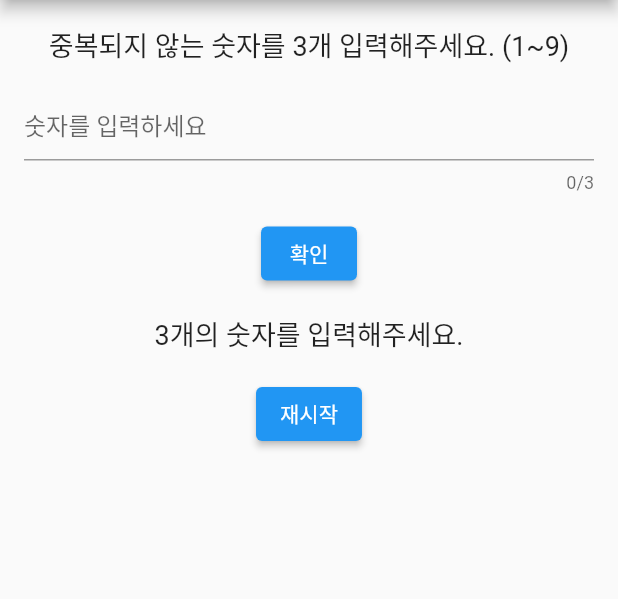
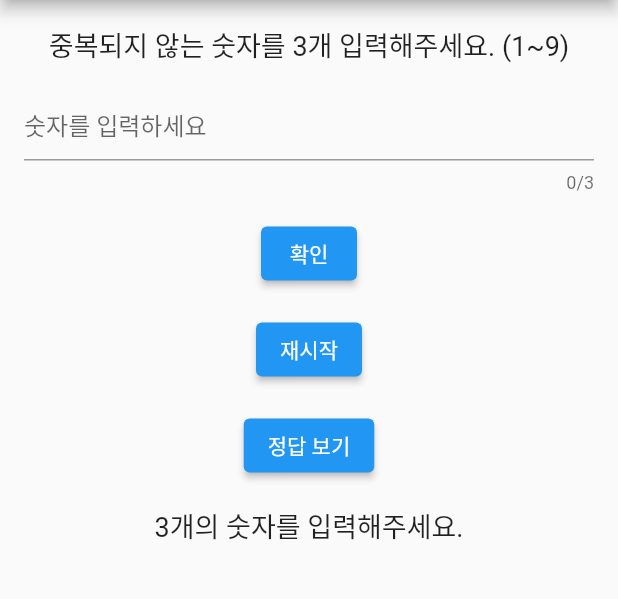
Before and after one commit to EunJeeKim0402/study-for-developer, a Flutter app: the screen it shows after launch, after a tap on "확인", on a phone screen of 412 x 824 dp, the part 84-683 px from its top. Run offline on Flutter 3.47's test engine with Material 2 defaults, Android fonts, the phone set to English and light mode, and no system bars.

Commit message:
Update main.dart

```diff
--- a/dart/10.baseball_flutter/lib/main.dart
+++ b/dart/10.baseball_flutter/lib/main.dart
@@ -5,19 +5,16 @@ void main() {
   runApp(BaseballGame());
 }
 
-// StatefulWidget : 동적인 UI때 주로 사용. 화면이 다시그려지는 등...
-// StatelessWidget : 정적인 UI때 주로 사용. 한번 그려지면 변하지않음.
 class BaseballGame extends StatelessWidget {
   @override
   Widget build(BuildContext context) {
     return MaterialApp(
-      title: '숫자야규게임',
+      title: '숫자야구게임',
       home: GameScreen(),
     );
   }
 }
 
-// createState() 메소드가 호출될 때 _GameScreenState클래스의 인스턴스 생성&반환
 class GameScreen extends StatefulWidget {
   @override
   _GameScreenState createState() => _GameScreenState();
@@ -26,23 +23,27 @@ class GameScreen extends StatefulWidget {
 class _GameScreenState extends State<GameScreen> {
   Random random = Random();
   List<int> answerNumbers = [];
-  String input = '';
-  String message = '';
+  String input = ''; // 사용자의 입력을 저장
+  String message = ''; // 상태 메시지 저장
+  bool showAnswer = false; // 정답 보여줄지 말지
 
+  // 위젯이 초기화될때 호출됨. 초기화와 동시에 정답숫자 생성
   @override
   void initState() {
     super.initState();
     createAnswerNumbers();
   }
 
+  // 답변을 만드는 함수
   void createAnswerNumbers() {
-    while (answerNumbers.length < 3) {
-      int number = random.nextInt(9) + 1; // 1~9
-      // 중복제거
-      if (!answerNumbers.contains(number)) {
-        answerNumbers.add(number);
-      }
+    answerNumbers.clear(); // 리스트를 비움
+    Set<int> uniqueNumbers = Set<int>(); // Set은 중복값 불허
+
+    while (uniqueNumbers.length < 3) {
+      int number = random.nextInt(10); // 0~9
+      uniqueNumbers.add(number);
     }
+    answerNumbers = uniqueNumbers.toList();
   }
 
   void checkAnswer() {
@@ -53,8 +54,16 @@ class _GameScreenState extends State<GameScreen> {
       return;
     }
 
-    // int.parse로 문자 -> 정수. e는 매개변수? 임시변수
+    // 숫자를 문자열에서 분리해서 정수리스트 userNumbers에 저장
     List<int> userNumbers = input.split('').map((e) => int.parse(e)).toList();
+
+    if (duplicateNumbers(userNumbers)) {
+      setState(() {
+        message = '숫자가 중복되었습니다. 다시 입력해주세요.';
+        input = '';
+      });
+      return;
+    }
 
     int success = 0;
     int fail = 0;
@@ -81,12 +90,35 @@ class _GameScreenState extends State<GameScreen> {
     });
   }
 
+  // 중복확인
+  bool duplicateNumbers(List<int> numbers) {
+    Set<int> uniqueNumbers = Set<int>();
+
+    for (int number in numbers) {
+      if (uniqueNumbers.contains(number)) {
+        // 리스트 숫자 중 이미 uniqueNumbers에 존재하는 숫자면 중복이니깐 true
+        return true;
+      }
+      uniqueNumbers.add(number);
+    }
+    return false;
+  }
+
+  // 겜 초기화
   void resetGame() {
     setState(() {
       answerNumbers.clear();
       input = '';
       message = '';
       createAnswerNumbers();
+      showAnswer = false;
+    });
+  }
+
+  // 정답 보여주기
+  void showAnswerNumbers() {
+    setState(() {
+      showAnswer = true;
     });
   }
 
@@ -97,7 +129,7 @@ class _GameScreenState extends State<GameScreen> {
         title: Text('숫자 야구 게임'),
       ),
       body: Padding(
-        padding: EdgeInsets.all(16.0), // 위젯의 여백 - 네방향 패딩값 지정.
+        padding: EdgeInsets.all(16.0),
         child: Column(
           children: [
             Text(
@@ -105,10 +137,14 @@ class _GameScreenState extends State<GameScreen> {
               style: TextStyle(fontSize: 18.0),
             ),
             SizedBox(height: 16.0),
-            TextField(
+            TextField( // TextField를 이용해서 사용자의 입력을 받음. 입력 변경될때마다 onChanged
               onChanged: (value) {
                 setState(() {
-                input = value;
+                  if (value.length == 1 && input.contains(value)) {
+                    input = input.substring(0, input.length - 1);
+                  } else {
+                    input = value;
+                  }
                 });
               },
               keyboardType: TextInputType.number,
@@ -123,15 +159,25 @@ class _GameScreenState extends State<GameScreen> {
               child: Text('확인'),
             ),
             SizedBox(height: 16.0),
+            ElevatedButton(
+              onPressed: resetGame,
+              child: Text('재시작'),
+            ),
+            SizedBox(height: 16.0),
+            if (showAnswer)
+              Text(
+                '정답: ${answerNumbers.join()}',
+                style: TextStyle(fontSize: 18.0),
+              ),
+            ElevatedButton(
+              onPressed: showAnswerNumbers,
+              child: Text('정답 보기'),
+            ),
+            SizedBox(height: 16.0),
             Text(
               message,
               style: TextStyle(fontSize: 18.0),
               textAlign: TextAlign.center,
-            ),
-            SizedBox(height: 16.0),
-            ElevatedButton(
-              onPressed: resetGame,
-              child: Text('재시작'),
             ),
           ],
         ),
```
